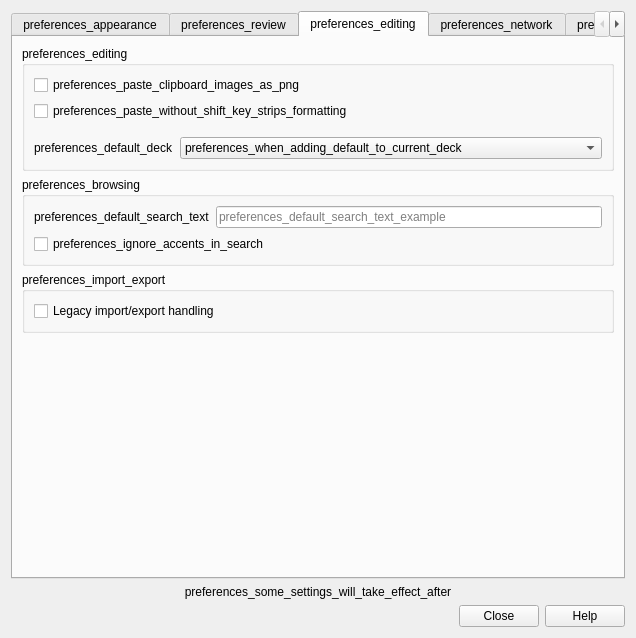
The window that qt/aqt/forms/preferences.ui (ankitects/anki) describes before a commit, drawn with Qt 5.
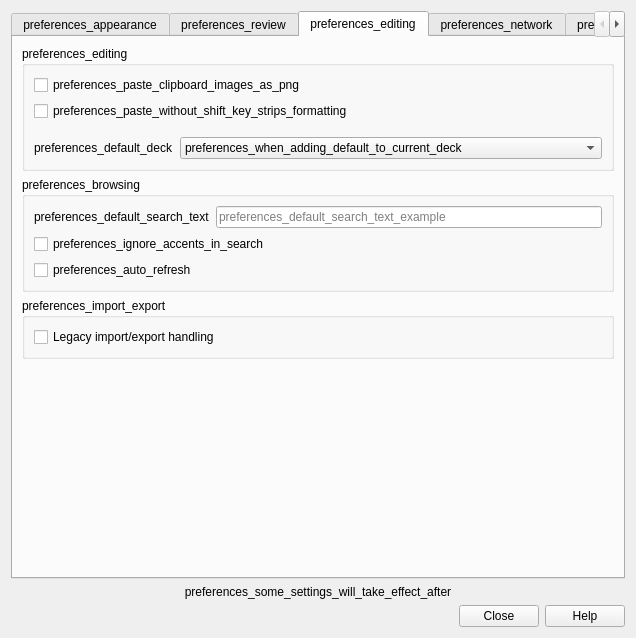
The same window after the commit. The open tabs and pages were chosen to show the change.

Commit message: Add option to automatically refresh card browser

Diff of the .ui file:
```diff
--- a/qt/aqt/forms/preferences.ui
+++ b/qt/aqt/forms/preferences.ui
@@ -577,6 +577,22 @@
             </property>
            </widget>
           </item>
+          <item>
+           <widget class="QCheckBox" name="auto_refresh">
+            <property name="sizePolicy">
+             <sizepolicy hsizetype="Fixed" vsizetype="Fixed">
+              <horstretch>0</horstretch>
+              <verstretch>0</verstretch>
+             </sizepolicy>
+            </property>
+            <property name="toolTip">
+             <string>preferences_auto_refresh_tooltip</string>
+            </property>
+            <property name="text">
+             <string>preferences_auto_refresh</string>
+            </property>
+           </widget>
+          </item>
          </layout>
         </widget>
        </item>
```
The commit also changes 7 other files.
